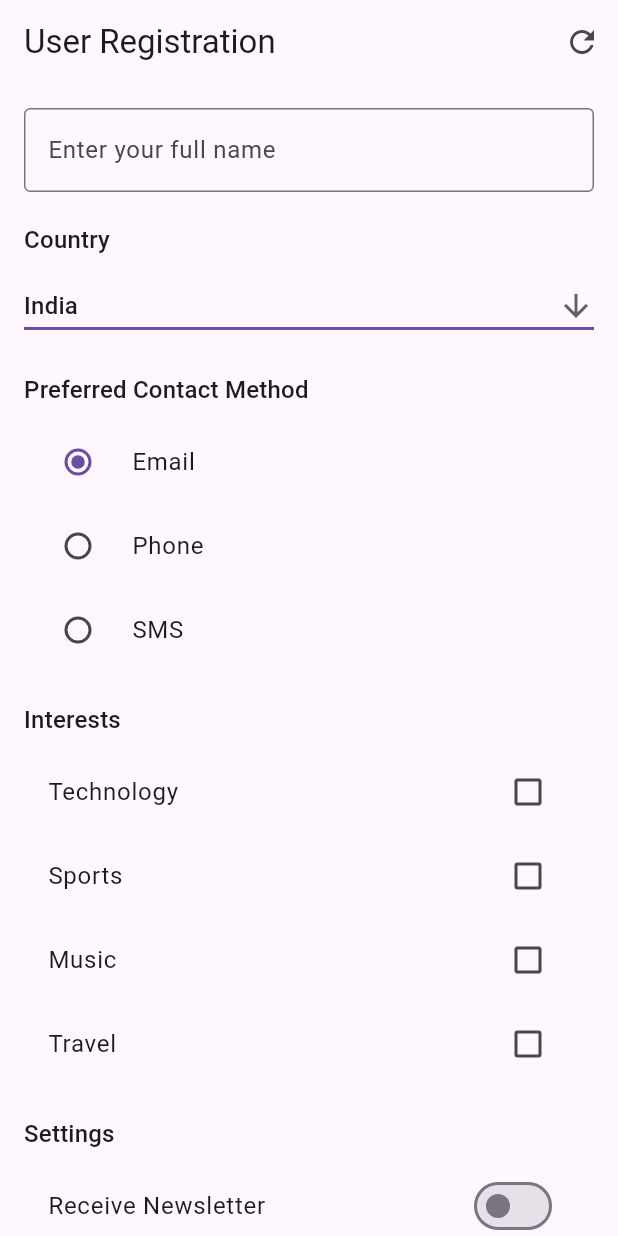
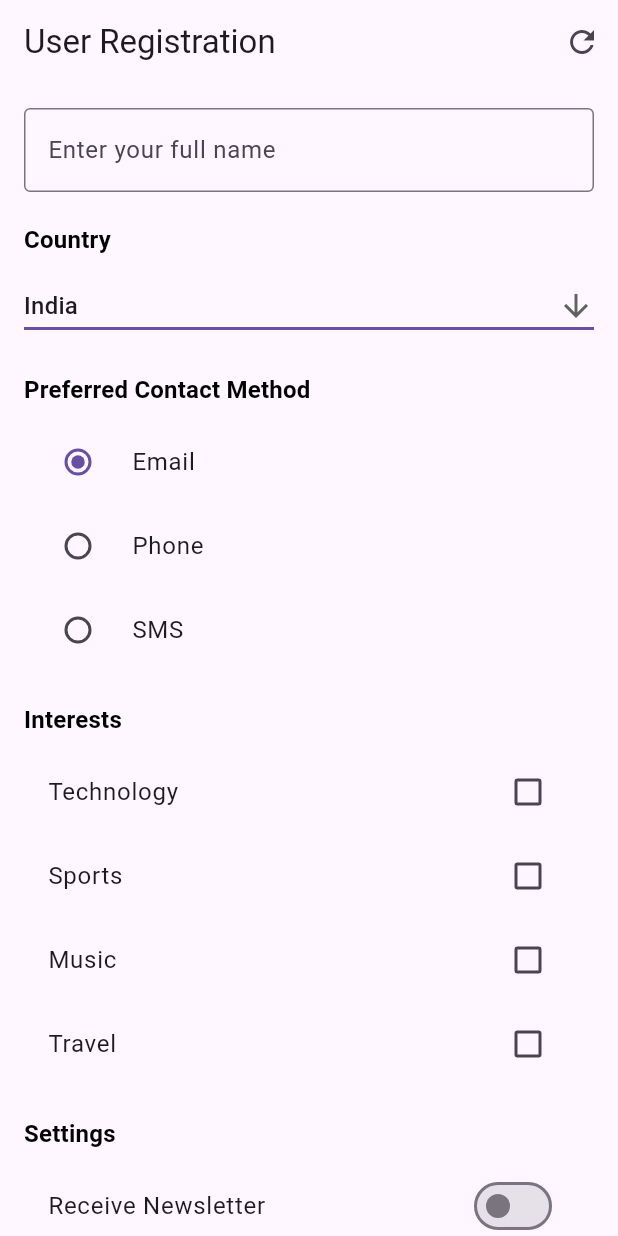
Before and after one commit to rishi-112002/NatviePlatfrom, a Flutter app: the screen it shows after launch, on a phone screen of 412 x 824 dp. Run offline on Flutter 3.47's test engine with Material 3 defaults, Android fonts, the phone set to English and light mode, and no system bars.

Commit message:
resolved text rendering issue

```diff
--- a/lib/widgets/platform_dropdown.dart
+++ b/lib/widgets/platform_dropdown.dart
@@ -34,8 +34,16 @@ class PlatformDropdownState extends State<PlatformDropdown> {
             widget.title,
             style:
                 isIOS
-                    ? const TextStyle(fontWeight: FontWeight.bold)
-                    : Theme.of(context).textTheme.titleMedium,
+                    ? const TextStyle(
+                      fontWeight: FontWeight.bold,
+                      fontSize: 16.0,
+                      color: CupertinoColors.black,
+                    )
+                    : Theme.of(context).textTheme.titleMedium!.copyWith(
+                      fontWeight: FontWeight.bold,
+                      fontSize: 16.0,
+                      color: CupertinoColors.black,
+                    ),
           ),
           const SizedBox(height: 8.0),
           isIOS ? _buildCupertinoDropdown() : _buildMaterialDropdown(),
--- a/lib/widgets/platform_radio_group.dart
+++ b/lib/widgets/platform_radio_group.dart
@@ -32,8 +32,16 @@ class PlatformRadioGroup extends StatelessWidget {
             title,
             style:
                 isIOS
-                    ? const TextStyle(fontWeight: FontWeight.bold)
-                    : Theme.of(context).textTheme.titleMedium,
+                    ? const TextStyle(
+                      fontWeight: FontWeight.bold,
+                      fontSize: 16.0,
+                      color: CupertinoColors.black,
+                    )
+                    : Theme.of(context).textTheme.titleMedium!.copyWith(
+                      fontWeight: FontWeight.bold,
+                      fontSize: 16.0,
+                      color: CupertinoColors.black,
+                    ),
           ),
           const SizedBox(height: 8.0),
           Column(
--- a/lib/widgets/platfrom_checkbox.dart
+++ b/lib/widgets/platfrom_checkbox.dart
@@ -28,8 +28,16 @@ class PlatformCheckboxGroup extends StatelessWidget {
             title,
             style:
                 isIOS
-                    ? const TextStyle(fontWeight: FontWeight.bold)
-                    : Theme.of(context).textTheme.titleMedium,
+                    ? const TextStyle(
+                      fontWeight: FontWeight.bold,
+                      fontSize: 16.0,
+                      color: CupertinoColors.black,
+                    )
+                    : Theme.of(context).textTheme.titleMedium!.copyWith(
+                      fontWeight: FontWeight.bold,
+                      fontSize: 16.0,
+                      color: CupertinoColors.black,
+                    ),
           ),
           const SizedBox(height: 8.0),
           isIOS ? _buildCupertinoCheckboxes() : _buildMaterialCheckboxes(),
--- a/lib/widgets/platfrom_date_time_section.dart
+++ b/lib/widgets/platfrom_date_time_section.dart
@@ -1,3 +1,4 @@
+import 'package:flutter/cupertino.dart';
 import 'package:flutter/material.dart';
 import 'package:native_setup/utils/platform_utils.dart';
 import 'package:native_setup/widgets/platform_time_picker.dart';
@@ -32,8 +33,16 @@ class PlatformDateTimeSection extends StatelessWidget {
             title,
             style:
                 isIOS
-                    ? const TextStyle(fontWeight: FontWeight.bold)
-                    : Theme.of(context).textTheme.titleMedium,
+                    ? const TextStyle(
+                      fontWeight: FontWeight.bold,
+                      fontSize: 16.0,
+                      color: CupertinoColors.black,
+                    )
+                    : Theme.of(context).textTheme.titleMedium!.copyWith(
+                      fontWeight: FontWeight.bold,
+                      fontSize: 16.0,
+                      color: CupertinoColors.black,
+                    ),
           ),
           const SizedBox(height: 16.0),
 
--- a/lib/widgets/platfrom_switch.dart
+++ b/lib/widgets/platfrom_switch.dart
@@ -29,8 +29,16 @@ class PlatformSwitch extends StatelessWidget {
             title,
             style:
                 isIOS
-                    ? const TextStyle(fontWeight: FontWeight.bold)
-                    : Theme.of(context).textTheme.titleMedium,
+                    ? const TextStyle(
+                      fontWeight: FontWeight.bold,
+                      fontSize: 16.0,
+                      color: CupertinoColors.black,
+                    )
+                    : Theme.of(context).textTheme.titleMedium!.copyWith(
+                      fontWeight: FontWeight.bold,
+                      fontSize: 16.0,
+                      color: CupertinoColors.black,
+                    ),
           ),
           const SizedBox(height: 8.0),
           isIOS
```
